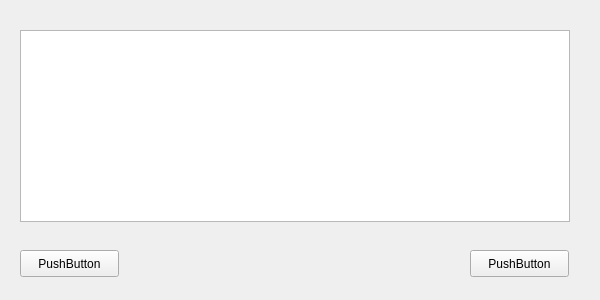
Above: formemployees.ui from Factotum8/OKOIB_1 before the change. Below: the same form after it.
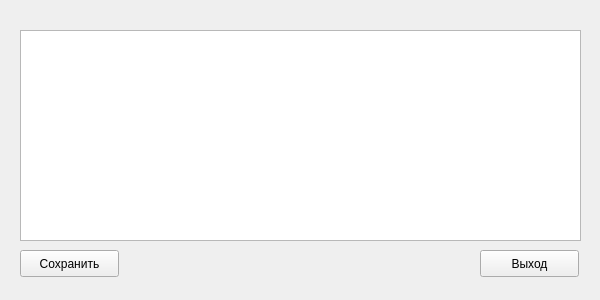
That is the form after the change.

```diff
--- a/formemployees.ui
+++ b/formemployees.ui
@@ -18,8 +18,8 @@
     <rect>
      <x>20</x>
      <y>30</y>
-     <width>550</width>
-     <height>192</height>
+     <width>561</width>
+     <height>211</height>
     </rect>
    </property>
   </widget>
@@ -33,20 +33,20 @@
     </rect>
    </property>
    <property name="text">
-    <string>PushButton</string>
+    <string>Сохранить</string>
    </property>
   </widget>
   <widget class="QPushButton" name="ButtonExit">
    <property name="geometry">
     <rect>
-     <x>470</x>
+     <x>480</x>
      <y>250</y>
      <width>99</width>
      <height>27</height>
     </rect>
    </property>
    <property name="text">
-    <string>PushButton</string>
+    <string>Выход</string>
    </property>
   </widget>
  </widget>
```
Left out of the diff: 2 changed lines with no effect on the pictures.
